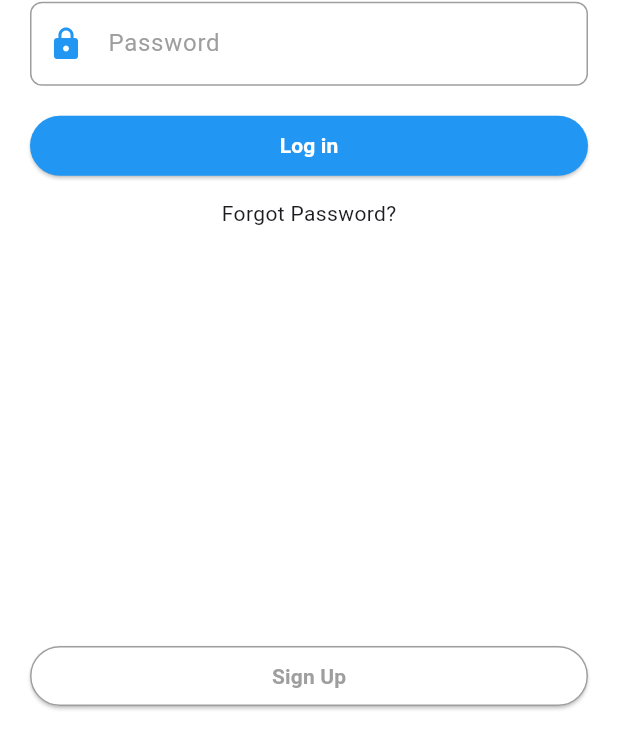
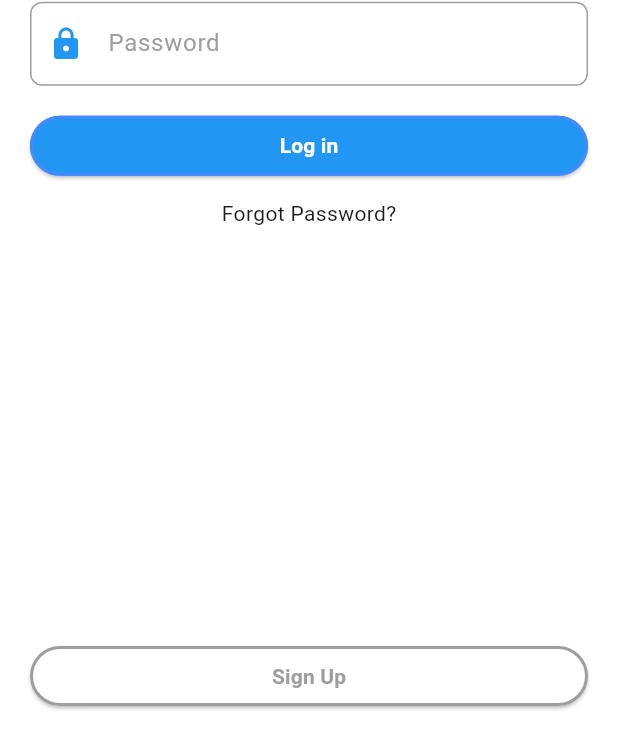
Before and after one commit to MrinmoyShib/Quick_Fix, a Flutter app: the screen it shows after launch, after a tap on "Go to Login Screen (Jehan)", on a phone screen of 412 x 824 dp. Shown: the part 500-1233 px from the top of the screen. Run offline on Flutter 3.47's test engine with Material 3 defaults, Android fonts, the phone set to English and light mode, and no system bars.

Commit message:
Update login_screen.dart

```diff
--- a/lib/screens/auth/login_screen.dart
+++ b/lib/screens/auth/login_screen.dart
@@ -14,12 +14,11 @@ class _LoginScreenState extends State<LoginScreen> {
     return Scaffold(
       backgroundColor: Colors.white,
 
-      // 1. The Body: Holds Email, Password, and Login Button (Centered)
       body: Form(
         child: Padding(
           padding: const EdgeInsets.symmetric(horizontal: 20.0),
           child: Column(
-            mainAxisAlignment: MainAxisAlignment.center, // Keeps form in the center
+            mainAxisAlignment: MainAxisAlignment.center,
             children: [
               TextFormField(
                 decoration: const InputDecoration(
@@ -65,11 +64,18 @@ class _LoginScreenState extends State<LoginScreen> {
                     ),
                   ),
                   style: ElevatedButton.styleFrom(
+                    // shape: RoundedRectangleBorder(
+                    //   borderRadius: BorderRadius.circular(20),
+                    // ),
+                    side: const BorderSide(
+                      color: Colors.blueAccent,
+                      width: 2,
+                    ),
                     backgroundColor: Colors.blue,
                     foregroundColor: Colors.white,
                   ),
                   onPressed: () {
-                    // Login logic
+
                   },
                 ),
               ),
@@ -81,7 +87,6 @@ class _LoginScreenState extends State<LoginScreen> {
         ),
       ),
 
-      // 2. The Bottom Bar: Holds the Sign Up Button (Stuck to bottom)
       bottomNavigationBar: Padding(
         padding: const EdgeInsets.all(20.0),
         child: SizedBox(
@@ -96,12 +101,12 @@ class _LoginScreenState extends State<LoginScreen> {
               ),
             ),
             style: ElevatedButton.styleFrom(
-              shape: RoundedRectangleBorder(
-                borderRadius: BorderRadius.circular(20),
-              ),
+              // shape: RoundedRectangleBorder(
+              //   borderRadius: BorderRadius.circular(20),
+              // ),
               side: const BorderSide(
                 color: Colors.grey,
-                width: 1,
+                width: 2,
               ),
               backgroundColor: Colors.white,
               foregroundColor: Colors.blue,
```
